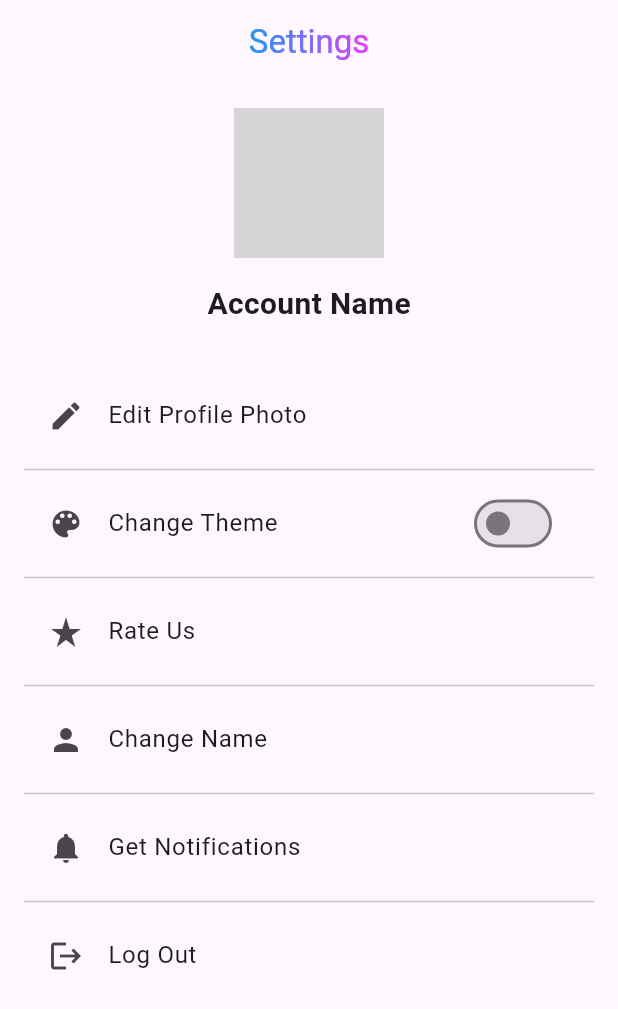
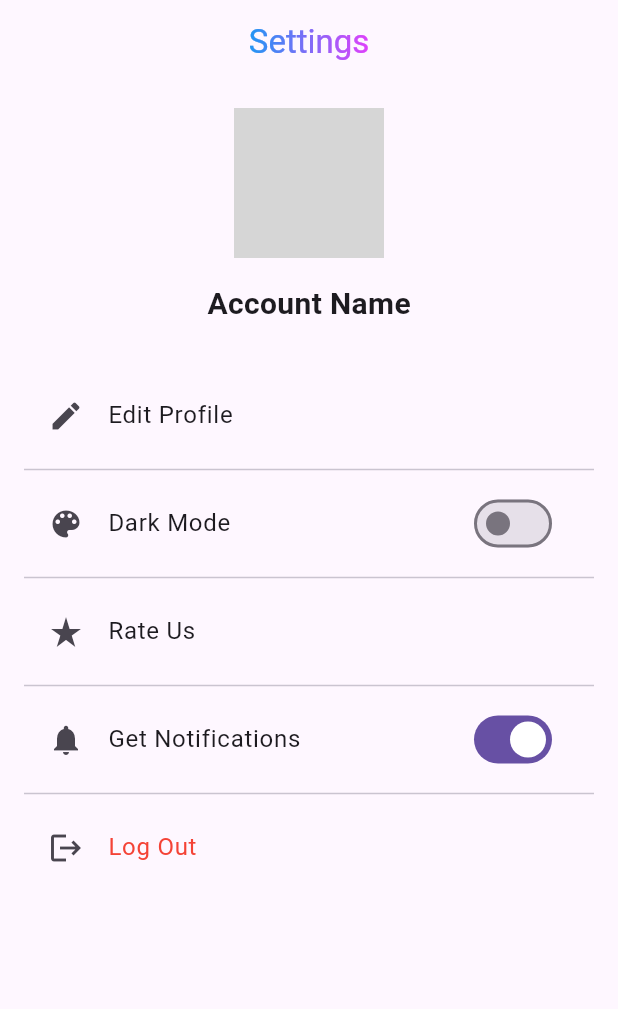
Before and after one commit to MohamedAdel022/University-Companion-, a Flutter app: the SettingsPage screen opened directly, on a phone screen of 412 x 824 dp. Shown: the top 1009 px of the screen. Run offline on Flutter 3.47's test engine with Material 3 defaults, Android fonts, the light colour scheme and no system bars; our stand-ins replace curved_navigation_bar, image_picker; network calls fail; grey boxes are pictures that could not be loaded.

```diff
--- a/lib/screens/posts_page.dart
+++ b/lib/screens/posts_page.dart
@@ -15,7 +15,7 @@ class PostPage extends StatelessWidget {
       'author': 'Yousef Ali',
       'content': 'Project discussion schedule attached.',
       'time': '0:54 AM',
-      'imageUrl': 'https://via.placeholder.com/300x200'
+      'imageUrl': 'https://via.placeholder.com/500x1200'
     },
   ];
 
--- a/lib/screens/settings.dart
+++ b/lib/screens/settings.dart
@@ -9,6 +9,7 @@ class SettingsPage extends StatefulWidget {
 
 class _SettingsPageState extends State<SettingsPage> {
   bool _isDarkMode = false;
+  bool _getNotifications = true;
 
   void _toggleTheme(bool value) {
     setState(() {
@@ -22,6 +23,13 @@ class _SettingsPageState extends State<SettingsPage> {
       // Enable light mode
       _setLightMode(context);
     }
+  }
+
+  void _toggleNotifications(bool value) {
+    setState(() {
+      _getNotifications = value;
+    });
+    // Handle notifications setting change here
   }
 
   void _setDarkMode(BuildContext context) {
@@ -89,7 +97,7 @@ class _SettingsPageState extends State<SettingsPage> {
                   32.0), // Add some spacing between the profile section and the settings list
           ListTile(
             leading: const Icon(Icons.edit),
-            title: const Text('Edit Profile Photo'),
+            title: const Text('Edit Profile'),
             onTap: () {
               // Navigate to edit profile photo page
             },
@@ -97,7 +105,7 @@ class _SettingsPageState extends State<SettingsPage> {
           const Divider(),
           ListTile(
             leading: const Icon(Icons.color_lens),
-            title: const Text('Change Theme'),
+            title: const Text('Dark Mode'),
             trailing: Switch(
               value: _isDarkMode,
               onChanged: (value) {
@@ -115,24 +123,19 @@ class _SettingsPageState extends State<SettingsPage> {
           ),
           const Divider(),
           ListTile(
-            leading: const Icon(Icons.person),
-            title: const Text('Change Name'),
-            onTap: () {
-              // Navigate to change name page
-            },
-          ),
-          const Divider(),
-          ListTile(
             leading: const Icon(Icons.notifications),
             title: const Text('Get Notifications'),
-            onTap: () {
-              // Navigate to notifications settings page
-            },
+            trailing: Switch(
+              value: _getNotifications,
+              onChanged: (value) {
+                _toggleNotifications(value);
+              },
+            ),
           ),
           const Divider(),
           ListTile(
             leading: const Icon(Icons.logout),
-            title: const Text('Log Out'),
+            title: const Text('Log Out', style: TextStyle(color: Colors.red)),
             onTap: () {
               // Handle log out
             },
```
Also changed, not shown: 5 other files.
